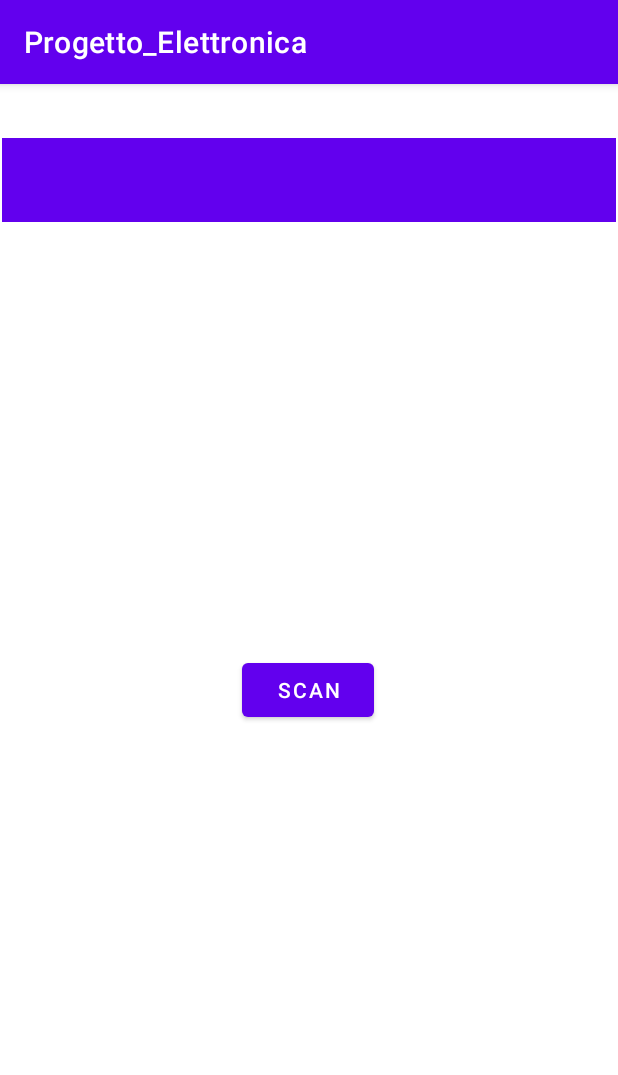
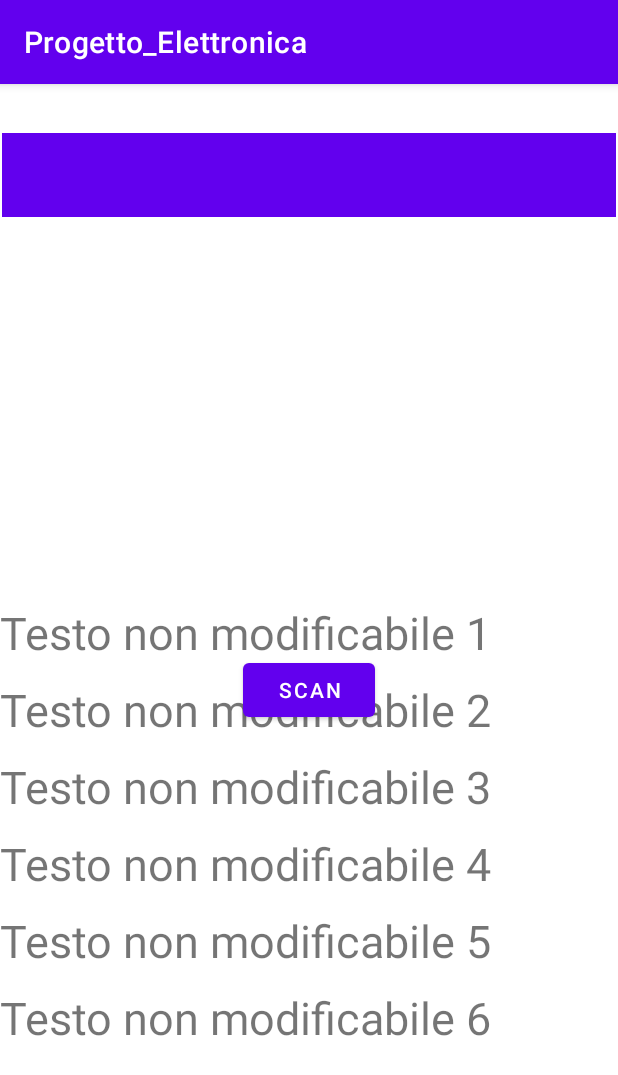
Before and after one commit to Gil-Dannen/Progetto, an Android app: the screen it shows after launch (MainActivity), on a phone screen of 412 x 824 dp. Shown: the top 1075 px of the screen. Run offline under Robolectric (Android 15) with nearby library versions, the phone set to English and light mode, and no system bars.

Commit message:
Struttura finale completa e funzionante

```diff
--- a/app/src/main/res/layout/activity_main.xml
+++ b/app/src/main/res/layout/activity_main.xml
@@ -4,9 +4,10 @@
     xmlns:tools="http://schemas.android.com/tools"
     android:layout_width="match_parent"
     android:layout_height="match_parent"
-    tools:context=".MainActivity">
+    >
 
     <Button
+        android:id="@+id/Bottone"
         android:layout_width="wrap_content"
         android:layout_height="wrap_content"
         android:layout_marginBottom="340dp"
@@ -14,14 +15,87 @@
         android:text="Scan"
         app:layout_constraintBottom_toBottomOf="parent"
         app:layout_constraintEnd_toEndOf="parent"
-        app:layout_constraintHorizontal_bias="0.498"
+        app:layout_constraintHorizontal_bias="0.5"
         app:layout_constraintStart_toStartOf="parent" />
+
+    <LinearLayout
+        android:id="@+id/Layout"
+        android:layout_width="match_parent"
+        android:layout_height="wrap_content"
+        android:layout_marginBottom="120dp"
+        android:orientation="vertical"
+        android:visibility="visible"
+        app:layout_constraintBottom_toBottomOf="parent"
+        app:layout_constraintEnd_toEndOf="parent"
+        app:layout_constraintHorizontal_bias="1.0"
+        app:layout_constraintStart_toStartOf="parent">
+
+        <TextView
+            android:id="@+id/tempe"
+            android:layout_width="wrap_content"
+            android:layout_height="wrap_content"
+            android:inputType="none"
+            android:paddingTop="5dp"
+            android:paddingBottom="5dp"
+            android:text="Testo non modificabile 1"
+            android:textSize="30dp" />
+
+        <TextView
+            android:id="@+id/hum"
+            android:layout_width="wrap_content"
+            android:layout_height="wrap_content"
+            android:inputType="none"
+            android:paddingTop="5dp"
+            android:paddingBottom="5dp"
+            android:text="Testo non modificabile 2"
+            android:textSize="30dp" />
+
+        <TextView
+            android:id="@+id/pres"
+            android:layout_width="wrap_content"
+            android:layout_height="wrap_content"
+            android:inputType="none"
+            android:paddingTop="5dp"
+            android:paddingBottom="5dp"
+            android:text="Testo non modificabile 3"
+            android:textSize="30dp" />
+
+        <TextView
+            android:id="@+id/gyro"
+            android:layout_width="wrap_content"
+            android:layout_height="wrap_content"
+            android:inputType="none"
+            android:paddingTop="5dp"
+            android:paddingBottom="5dp"
+            android:text="Testo non modificabile 4"
+            android:textSize="30dp" />
+
+        <TextView
+            android:id="@+id/magne"
+            android:layout_width="wrap_content"
+            android:layout_height="wrap_content"
+            android:inputType="none"
+            android:paddingTop="5dp"
+            android:paddingBottom="5dp"
+            android:text="Testo non modificabile 5"
+            android:textSize="30dp" />
+
+        <TextView
+            android:id="@+id/iner"
+            android:layout_width="wrap_content"
+            android:layout_height="wrap_content"
+            android:inputType="none"
+            android:paddingTop="5dp"
+            android:paddingBottom="5dp"
+            android:text="Testo non modificabile 6"
+            android:textSize="30dp" />
+    </LinearLayout>
 
     <androidx.appcompat.widget.Toolbar
         android:id="@+id/toolbar"
         android:layout_width="409dp"
         android:layout_height="wrap_content"
-        android:layout_marginBottom="676dp"
+        android:layout_marginBottom="679dp"
         android:background="?attr/colorPrimary"
         android:minHeight="?attr/actionBarSize"
         android:theme="?attr/actionBarTheme"
@@ -29,4 +103,5 @@
         app:layout_constraintEnd_toEndOf="parent"
         app:layout_constraintStart_toStartOf="parent" />
 
+
 </androidx.constraintlayout.widget.ConstraintLayout>
```
Also changed, not shown: app/src/main/java/com/example/progetto_elettronica/MainActivity.java (+34 -4 lines), app/src/main/java/com/example/progetto_elettronica/Rilevazione.java (+6 -3 lines).
